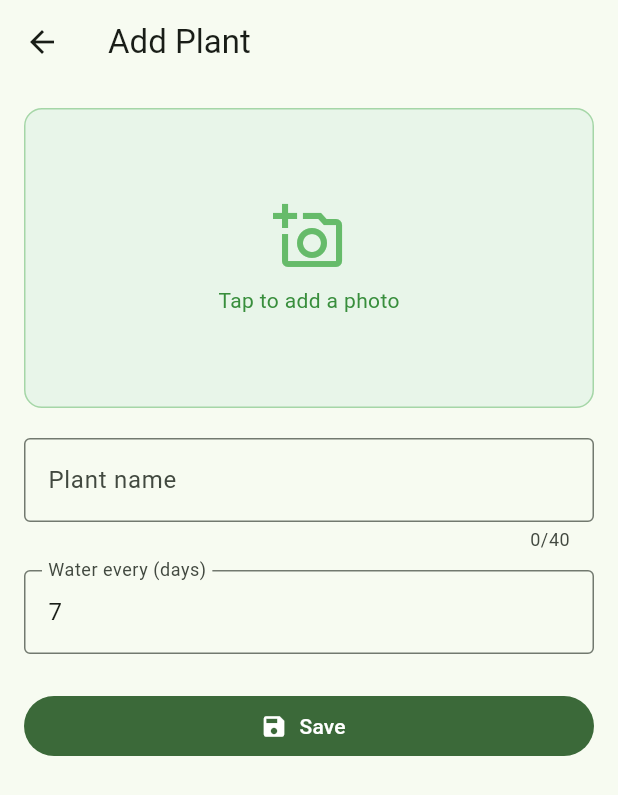
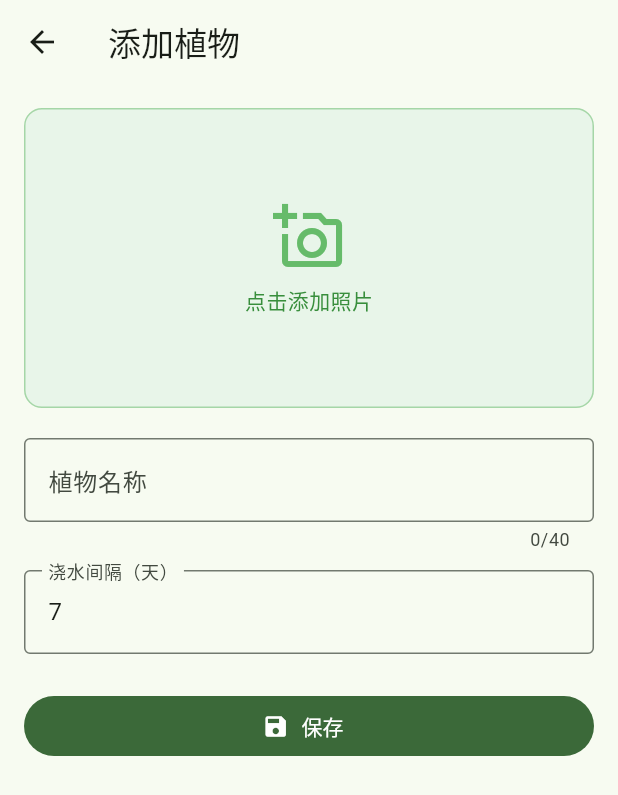
Before and after one commit to eric-zhao/flower-watering, a Flutter app: the screen it shows after launch, after a tap on the "add" icon, on a phone screen of 412 x 824 dp. Shown: the top 795 px of the screen. Run offline on Flutter 3.47's test engine with Material 3 defaults, Android fonts, the phone set to English and light mode, and no system bars; our stand-ins replace hive, hive_flutter, image_picker; accounts and stored records are empty.

Commit message:
Slice 3: water history, i18n (zh default + en), settings screen
Water history
- Plant.lastWatered replaced with history: List<WateringEntry>, where each
  entry is {date, by}. PlantAdapter bumped to typeId 2; the box self-resets
  if it can't read the old schema.
- markWatered now appends an entry and stamps the current user-name from
  settings.
- PlantDetailScreen gets a Water history ExpansionTile that shows the
  latest date as the subtitle and lists all past dates with attribution
  when expanded.

Settings + i18n
- SettingsService persists language ('zh' | 'en') and userName to a new
  Hive box. Registered as a global singleton so the S.* lookup methods
  don't need BuildContext.
- S class in lib/i18n/strings.dart holds zh + en string maps. All
  user-facing strings now route through it.
- SettingsScreen lets the user pick language (default Chinese) and enter
  their name (used as the 'by' for each watering record).
- MaterialApp wrapped in ListenableBuilder so the whole UI rebuilds the
  instant language changes.
- Demo plants seeded with Chinese names; intl date locales for zh_CN +
  en preloaded so the detail screen formats dates correctly.

Family sync (#3) deferred to slice 4 — needs design discussion first.

Co-Authored-By: Claude Opus 4.7 (1M context) <noreply@anthropic.com>

```diff
--- /dev/null
+++ b/lib/i18n/strings.dart
@@ -0,0 +1,100 @@
+import '../services/settings_service.dart';
+
+/// Lookup table keyed by language code. Each method returns the localized
+/// string based on the current setting. Add a new language by adding a new
+/// key to the inner maps.
+class S {
+  static String _t(Map<String, String> m) =>
+      m[SettingsService.instance.language] ?? m['en'] ?? '';
+
+  // App + screens
+  static String get appTitle =>
+      _t({'zh': '花草浇水', 'en': 'Flower Watering'});
+  static String get myPlants => _t({'zh': '我的植物', 'en': 'My Plants'});
+  static String get noPlantsYet =>
+      _t({'zh': '还没有植物', 'en': 'No plants yet'});
+  static String get tapPlusToAdd => _t({
+        'zh': '点击 + 添加第一株植物',
+        'en': 'Tap + to add your first plant',
+      });
+
+  // Add plant
+  static String get addPlant => _t({'zh': '添加植物', 'en': 'Add Plant'});
+  static String get tapToAddPhoto =>
+      _t({'zh': '点击添加照片', 'en': 'Tap to add a photo'});
+  static String get chooseFromGallery =>
+      _t({'zh': '从相册选择', 'en': 'Choose from gallery'});
+  static String get takeAPhoto =>
+      _t({'zh': '拍照', 'en': 'Take a photo'});
+  static String get removePhoto =>
+      _t({'zh': '移除照片', 'en': 'Remove photo'});
+  static String get plantName =>
+      _t({'zh': '植物名称', 'en': 'Plant name'});
+  static String get waterEveryDays =>
+      _t({'zh': '浇水间隔（天）', 'en': 'Water every (days)'});
+  static String get save => _t({'zh': '保存', 'en': 'Save'});
+  static String get required => _t({'zh': '必填', 'en': 'Required'});
+  static String get enterANumber =>
+      _t({'zh': '请输入数字', 'en': 'Enter a number'});
+  static String get between1And365 =>
+      _t({'zh': '1 到 365 之间', 'en': 'Between 1 and 365'});
+  static String pickerError(String e) =>
+      _t({'zh': '无法选择图片：$e', 'en': 'Could not pick image: $e'});
+
+  // Detail
+  static String everyNDays(int n) =>
+      _t({'zh': '每 $n 天浇一次', 'en': 'Every $n days'});
+  static String lastWateredOn(String date) =>
+      _t({'zh': '上次浇水：$date', 'en': 'Last watered: $date'});
+  static String daysUntilNext(int n) => _t({
+        'zh': '距离下次浇水还有 $n 天',
+        'en': '$n day${n == 1 ? '' : 's'} until next watering',
+      });
+  static String get dueToday => _t({'zh': '今天该浇水', 'en': 'Due today'});
+  static String overdueByDays(int n) => _t({
+        'zh': '已逾期 $n 天',
+        'en': 'Overdue by $n day${n == 1 ? '' : 's'}',
+      });
+  static String get wateredToday =>
+      _t({'zh': '今天已浇水', 'en': 'Watered today'});
+  static String get pickADate =>
+      _t({'zh': '选择其他日期', 'en': 'Pick a different date'});
+  static String get plantNotFound =>
+      _t({'zh': '找不到此植物', 'en': 'Plant not found'});
+  static String get waterHistory =>
+      _t({'zh': '浇水历史', 'en': 'Water history'});
+  static String get noHistoryYet =>
+      _t({'zh': '尚无浇水记录', 'en': 'No watering recorded yet'});
+  static String byName(String name) =>
+      _t({'zh': '由 $name 浇水', 'en': 'Watered by $name'});
+  static const String anonymous = '';
+  static String get unknownWaterer =>
+      _t({'zh': '匿名', 'en': 'Anonymous'});
+
+  // Card list
+  static String daysLeft(int n) => _t({
+        'zh': '剩余 $n 天',
+        'en': '$n day${n == 1 ? '' : 's'} left',
+      });
+
+  // Delete confirm
+  static String deletePlantTitle(String name) =>
+      _t({'zh': '删除 $name？', 'en': 'Delete $name?'});
+  static String get cannotBeUndone =>
+      _t({'zh': '此操作无法撤销。', 'en': 'This cannot be undone.'});
+  static String get cancel => _t({'zh': '取消', 'en': 'Cancel'});
+  static String get delete => _t({'zh': '删除', 'en': 'Delete'});
+  static String get deletePlant =>
+      _t({'zh': '删除植物', 'en': 'Delete plant'});
+
+  // Settings
+  static String get settings => _t({'zh': '设置', 'en': 'Settings'});
+  static String get language => _t({'zh': '语言', 'en': 'Language'});
+  static String get chinese => _t({'zh': '中文', 'en': 'Chinese'});
+  static String get english => _t({'zh': '英文', 'en': 'English'});
+  static String get yourName => _t({'zh': '您的名字', 'en': 'Your name'});
+  static String get yourNameHint => _t({
+        'zh': '用于记录每次浇水是谁',
+        'en': 'Used to record who watered each plant',
+      });
+}
--- a/lib/main.dart
+++ b/lib/main.dart
@@ -1,30 +1,43 @@
 import 'package:flutter/foundation.dart';
 import 'package:flutter/material.dart';
 import 'package:hive_flutter/hive_flutter.dart';
+import 'package:intl/date_symbol_data_local.dart';
 
+import 'i18n/strings.dart';
 import 'models/plant.dart';
 import 'screens/home_screen.dart';
 import 'services/plant_repository.dart';
+import 'services/settings_service.dart';
 
-const _boxName = 'plants';
+const _plantsBox = 'plants';
+const _settingsBox = 'settings';
 
 Future<void> main() async {
   WidgetsFlutterBinding.ensureInitialized();
   await Hive.initFlutter();
   Hive.registerAdapter(PlantAdapter());
-  final box = await _openOrReset();
-  if (kDebugMode && box.isEmpty) {
-    _seedDemoPlants(box);
+  await initializeDateFormatting('zh_CN');
+  await initializeDateFormatting('en');
+
+  final settingsBox = await Hive.openBox(_settingsBox);
+  final settings = SettingsService(settingsBox);
+  SettingsService.register(settings);
+
+  final plantsBox = await _openOrReset();
+  final repo = PlantRepository(plantsBox, settings);
+  if (kDebugMode && plantsBox.isEmpty) {
+    _seedDemoPlants(plantsBox);
   }
-  runApp(FlowerWateringApp(repository: PlantRepository(box)));
+
+  runApp(FlowerWateringApp(settings: settings, repository: repo));
 }
 
 Future<Box<Plant>> _openOrReset() async {
   try {
-    return await Hive.openBox<Plant>(_boxName);
+    return await Hive.openBox<Plant>(_plantsBox);
   } catch (_) {
-    await Hive.deleteBoxFromDisk(_boxName);
-    return await Hive.openBox<Plant>(_boxName);
+    await Hive.deleteBoxFromDisk(_plantsBox);
+    return await Hive.openBox<Plant>(_plantsBox);
   }
 }
 
@@ -34,24 +47,33 @@ void _seedDemoPlants(Box<Plant> box) {
   final demos = [
     Plant(
       id: 'demo-rosemary',
-      name: 'Rosemary',
+      name: '迷迭香',
       imageBytes: Uint8List(0),
       frequencyDays: 5,
-      lastWatered: midnight.subtract(const Duration(days: 7)),
+      history: [
+        WateringEntry(
+            date: midnight.subtract(const Duration(days: 7)), by: ''),
+      ],
     ),
     Plant(
       id: 'demo-money-tree',
-      name: 'Money Tree',
+      name: '发财树',
       imageBytes: Uint8List(0),
       frequencyDays: 10,
-      lastWatered: midnight.subtract(const Duration(days: 7)),
+      history: [
+        WateringEntry(
+            date: midnight.subtract(const Duration(days: 7)), by: ''),
+      ],
     ),
     Plant(
       id: 'demo-aloe',
-      name: 'Aloe Vera',
+      name: '芦荟',
       imageBytes: Uint8List(0),
       frequencyDays: 14,
-      lastWatered: midnight.subtract(const Duration(days: 2)),
+      history: [
+        WateringEntry(
+            date: midnight.subtract(const Duration(days: 2)), by: ''),
+      ],
     ),
   ];
   for (final p in demos) {
@@ -60,19 +82,27 @@ void _seedDemoPlants(Box<Plant> box) {
 }
 
 class FlowerWateringApp extends StatelessWidget {
-  const FlowerWateringApp({super.key, required this.repository});
+  const FlowerWateringApp({
+    super.key,
+    required this.settings,
+    required this.repository,
+  });
 
+  final SettingsService settings;
   final PlantRepository repository;
 
   @override
   Widget build(BuildContext context) {
-    return MaterialApp(
-      title: 'Flower Watering',
-      theme: ThemeData(
-        colorScheme: ColorScheme.fromSeed(seedColor: Colors.green),
-        useMaterial3: true,
+    return ListenableBuilder(
+      listenable: settings,
+      builder: (_, __) => MaterialApp(
+        title: S.appTitle,
+        theme: ThemeData(
+          colorScheme: ColorScheme.fromSeed(seedColor: Colors.green),
+          useMaterial3: true,
+        ),
+        home: HomeScreen(repository: repository, settings: settings),
       ),
-      home: HomeScreen(repository: repository),
     );
   }
 }
--- a/lib/models/plant.dart
+++ b/lib/models/plant.dart
@@ -1,6 +1,16 @@
 import 'dart:typed_data';
 
 import 'package:hive/hive.dart';
+
+class WateringEntry {
+  WateringEntry({required this.date, required this.by});
+
+  final DateTime date;
+  final String by; // empty when no user name was set
+
+  WateringEntry copyWith({DateTime? date, String? by}) =>
+      WateringEntry(date: date ?? this.date, by: by ?? this.by);
+}
 
 class Plant {
   Plant({
@@ -8,19 +18,23 @@ class Plant {
     required this.name,
     required this.imageBytes,
     required this.frequencyDays,
-    required this.lastWatered,
+    required this.history,
   });
 
   final String id;
   String name;
-
-  /// Empty when no photo has been picked.
   Uint8List imageBytes;
-
   int frequencyDays;
-  DateTime lastWatered;
+  List<WateringEntry> history;
 
   bool get hasImage => imageBytes.isNotEmpty;
+
+  /// Date of the most recent watering. Falls back to creation behavior:
+  /// a plant with empty history is treated as "watered just now" so its
+  /// timer starts fresh.
+  DateTime get lastWatered => history.isEmpty
+      ? DateTime.now()
+      : history.reduce((a, b) => a.date.isAfter(b.date) ? a : b).date;
 
   int daysSinceWatered(DateTime now) =>
       _midnight(now).difference(_midnight(lastWatered)).inDays;
@@ -32,21 +46,40 @@ class Plant {
 
   bool isOverdue(DateTime now) => remainingDays(now) <= 0;
 
+  /// History sorted newest first.
+  List<WateringEntry> sortedHistory() {
+    final list = [...history];
+    list.sort((a, b) => b.date.compareTo(a.date));
+    return list;
+  }
+
   static DateTime _midnight(DateTime d) => DateTime(d.year, d.month, d.day);
 }
 
 class PlantAdapter extends TypeAdapter<Plant> {
   @override
-  final int typeId = 1;
+  final int typeId = 2;
 
   @override
   Plant read(BinaryReader reader) {
+    final id = reader.readString();
+    final name = reader.readString();
+    final imageBytes = Uint8List.fromList(reader.readByteList());
+    final frequencyDays = reader.readInt();
+    final n = reader.readInt();
+    final history = <WateringEntry>[];
+    for (var i = 0; i < n; i++) {
+      final ts = reader.readInt();
+      final by = reader.readString();
+      history
+          .add(WateringEntry(date: DateTime.fromMillisecondsSinceEpoch(ts), by: by));
+    }
     return Plant(
-      id: reader.readString(),
-      name: reader.readString(),
-      imageBytes: Uint8List.fromList(reader.readByteList()),
-      frequencyDays: reader.readInt(),
-      lastWatered: DateTime.fromMillisecondsSinceEpoch(reader.readInt()),
+      id: id,
+      name: name,
+      imageBytes: imageBytes,
+      frequencyDays: frequencyDays,
+      history: history,
     );
   }
 
@@ -56,6 +89,10 @@ class PlantAdapter extends TypeAdapter<Plant> {
     writer.writeString(obj.name);
     writer.writeByteList(obj.imageBytes);
     writer.writeInt(obj.frequencyDays);
-    writer.writeInt(obj.lastWatered.millisecondsSinceEpoch);
+    writer.writeInt(obj.history.length);
+    for (final e in obj.history) {
+      writer.writeInt(e.date.millisecondsSinceEpoch);
+      writer.writeString(e.by);
+    }
   }
 }
--- a/lib/screens/add_plant_screen.dart
+++ b/lib/screens/add_plant_screen.dart
@@ -2,6 +2,7 @@ import 'package:flutter/material.dart';
 import 'package:flutter/services.dart';
 import 'package:image_picker/image_picker.dart';
 
+import '../i18n/strings.dart';
 import '../services/plant_repository.dart';
 
 class AddPlantScreen extends StatefulWidget {
@@ -46,7 +47,7 @@ class _AddPlantScreenState extends State<AddPlantScreen> {
     } catch (e) {
       if (!mounted) return;
       ScaffoldMessenger.of(context).showSnackBar(
-        SnackBar(content: Text('Could not pick image: $e')),
+        SnackBar(content: Text(S.pickerError(e.toString()))),
       );
     } finally {
       if (mounted) setState(() => _picking = false);
@@ -62,18 +63,18 @@ class _AddPlantScreenState extends State<AddPlantScreen> {
           children: [
             ListTile(
               leading: const Icon(Icons.photo_library),
-              title: const Text('Choose from gallery'),
+              title: Text(S.chooseFromGallery),
               onTap: () => _pickFrom(ImageSource.gallery),
             ),
             ListTile(
               leading: const Icon(Icons.photo_camera),
-              title: const Text('Take a photo'),
+              title: Text(S.takeAPhoto),
               onTap: () => _pickFrom(ImageSource.camera),
             ),
             if (_imageBytes.isNotEmpty)
               ListTile(
                 leading: const Icon(Icons.delete_outline),
-                title: const Text('Remove photo'),
+                title: Text(S.removePhoto),
                 onTap: () {
                   Navigator.of(ctx).pop();
                   setState(() => _imageBytes = Uint8List(0));
@@ -98,7 +99,7 @@ class _AddPlantScreenState extends State<AddPlantScreen> {
   @override
   Widget build(BuildContext context) {
     return Scaffold(
-      appBar: AppBar(title: const Text('Add Plant')),
+      appBar: AppBar(title: Text(S.addPlant)),
       body: SingleChildScrollView(
         padding: const EdgeInsets.all(16),
         child: Form(
@@ -116,12 +117,12 @@ class _AddPlantScreenState extends State<AddPlantScreen> {
                 controller: _nameCtrl,
                 maxLength: 40,
                 textCapitalization: TextCapitalization.words,
-                decoration: const InputDecoration(
-                  labelText: 'Plant name',
-                  border: OutlineInputBorder(),
+                decoration: InputDecoration(
+                  labelText: S.plantName,
+                  border: const OutlineInputBorder(),
                 ),
                 validator: (v) {
-                  if (v == null || v.trim().isEmpty) return 'Required';
+                  if (v == null || v.trim().isEmpty) return S.required;
                   return null;
                 },
               ),
@@ -130,14 +131,14 @@ class _AddPlantScreenState extends State<AddPlantScreen> {
                 controller: _freqCtrl,
                 keyboardType: TextInputType.number,
                 inputFormatters: [FilteringTextInputFormatter.digitsOnly],
-                decoration: const InputDecoration(
-                  labelText: 'Water every (days)',
-                  border: OutlineInputBorder(),
+                decoration: InputDecoration(
+                  labelText: S.waterEveryDays,
+                  border: const OutlineInputBorder(),
                 ),
                 validator: (v) {
                   final n = int.tryParse(v?.trim() ?? '');
-                  if (n == null) return 'Enter a number';
-                  if (n < 1 || n > 365) return 'Between 1 and 365';
+                  if (n == null) return S.enterANumber;
+                  if (n < 1 || n > 365) return S.between1And365;
                   return null;
                 },
               ),
@@ -145,7 +146,7 @@ class _AddPlantScreenState extends State<AddPlantScreen> {
               FilledButton.icon(
                 onPressed: _save,
                 icon: const Icon(Icons.save),
-                label: const Text('Save'),
+                label: Text(S.save),
               ),
             ],
           ),
@@ -186,13 +187,13 @@ class _PhotoPickerBox extends StatelessWidget {
                     fit: StackFit.expand,
                     children: [
                       Image.memory(bytes, fit: BoxFit.cover),
-                      Positioned(
+                      const Positioned(
                         right: 8,
                         bottom: 8,
                         child: Material(
                           color: Colors.black54,
-                          shape: const CircleBorder(),
-                          child: const Padding(
+                          shape: CircleBorder(),
+                          child: Padding(
                             padding: EdgeInsets.all(8),
                             child: Icon(Icons.edit,
                                 size: 18, color: Colors.white),
@@ -208,7 +209,7 @@ class _PhotoPickerBox extends StatelessWidget {
                           size: 48, color: Colors.green.shade400),
                       const SizedBox(height: 8),
                       Text(
-                        'Tap to add a photo',
+                        S.tapToAddPhoto,
                         style: TextStyle(color: Colors.green.shade700),
                       ),
                     ],
--- a/lib/screens/home_screen.dart
+++ b/lib/screens/home_screen.dart
@@ -1,15 +1,23 @@
 import 'package:flutter/material.dart';
 
+import '../i18n/strings.dart';
 import '../models/plant.dart';
 import '../services/plant_repository.dart';
+import '../services/settings_service.dart';
 import '../widgets/plant_card.dart';
 import 'add_plant_screen.dart';
 import 'plant_detail_screen.dart';
+import 'settings_screen.dart';
 
 class HomeScreen extends StatefulWidget {
-  const HomeScreen({super.key, required this.repository});
+  const HomeScreen({
+    super.key,
+    required this.repository,
+    required this.settings,
+  });
 
   final PlantRepository repository;
+  final SettingsService settings;
 
   @override
   State<HomeScreen> createState() => _HomeScreenState();
@@ -49,21 +57,29 @@ class _HomeScreenState extends State<HomeScreen> {
     );
   }
 
+  Future<void> _openSettings() async {
+    await Navigator.of(context).push(
+      MaterialPageRoute(
+        builder: (_) => SettingsScreen(settings: widget.settings),
+      ),
+    );
+  }
+
   Future<void> _confirmDelete(Plant plant) async {
     final confirmed = await showDialog<bool>(
       context: context,
       builder: (ctx) => AlertDialog(
-        title: Text('Delete ${plant.name}?'),
-        content: const Text('This cannot be undone.'),
+        title: Text(S.deletePlantTitle(plant.name)),
+        content: Text(S.cannotBeUndone),
         actions: [
           TextButton(
             onPressed: () => Navigator.pop(ctx, false),
-            child: const Text('Cancel'),
+            child: Text(S.cancel),
           ),
           FilledButton(
             style: FilledButton.styleFrom(backgroundColor: Colors.red),
             onPressed: () => Navigator.pop(ctx, true),
-            child: const Text('Delete'),
+            child: Text(S.delete),
           ),
         ],
       ),
@@ -78,7 +94,16 @@ class _HomeScreenState extends State<HomeScreen> {
     final plants = widget.repository.all();
 
     return Scaffold(
-      appBar: AppBar(title: const Text('My Plants')),
+      appBar: AppBar(
+        title: Text(S.myPlants),
+        actions: [
+          IconButton(
+            icon: const Icon(Icons.settings_outlined),
+            tooltip: S.settings,
+            onPressed: _openSettings,
+          ),
+        ],
+      ),
       body: plants.isEmpty
           ? const _EmptyState()
           : RefreshIndicator(
@@ -117,11 +142,11 @@ class _EmptyState extends StatelessWidget {
               size: 64, color: Colors.green.shade200),
           const SizedBox(height: 12),
           Text(
-            'No plants yet',
+            S.noPlantsYet,
             style: Theme.of(context).textTheme.titleLarge,
           ),
           const SizedBox(height: 6),
-          const Text('Tap + to add your first plant'),
+          Text(S.tapPlusToAdd),
         ],
       ),
     );
--- a/lib/services/plant_repository.dart
+++ b/lib/services/plant_repository.dart
@@ -3,11 +3,13 @@ import 'package:hive/hive.dart';
 import 'package:uuid/uuid.dart';
 
 import '../models/plant.dart';
+import 'settings_service.dart';
 
 class PlantRepository extends ChangeNotifier {
-  PlantRepository(this._box);
+  PlantRepository(this._box, this._settings);
 
   final Box<Plant> _box;
+  final SettingsService _settings;
   final _uuid = const Uuid();
 
   List<Plant> all() {
@@ -24,22 +26,27 @@ class PlantRepository extends ChangeNotifier {
     required Uint8List imageBytes,
     required int frequencyDays,
   }) {
+    final now = _midnight(DateTime.now());
     final plant = Plant(
       id: _uuid.v4(),
       name: name,
       imageBytes: imageBytes,
       frequencyDays: frequencyDays,
-      lastWatered: _midnight(DateTime.now()),
+      history: [WateringEntry(date: now, by: _settings.userName)],
     );
     _box.put(plant.id, plant);
     notifyListeners();
     return plant;
   }
 
+  /// Append a watering entry. Date is normalized to midnight. The current
+  /// user-name setting is attached.
   void markWatered(String id, DateTime date) {
     final plant = _box.get(id);
     if (plant == null) return;
-    plant.lastWatered = _midnight(date);
+    plant.history.add(
+      WateringEntry(date: _midnight(date), by: _settings.userName),
+    );
     _box.put(plant.id, plant);
     notifyListeners();
   }
--- /dev/null
+++ b/lib/services/settings_service.dart
@@ -0,0 +1,28 @@
+import 'package:flutter/foundation.dart';
+import 'package:hive/hive.dart';
+
+const _kLanguage = 'language';
+const _kUserName = 'userName';
+
+class SettingsService extends ChangeNotifier {
+  SettingsService(this._box);
+
+  static SettingsService? _instance;
+  static SettingsService get instance => _instance!;
+  static void register(SettingsService s) => _instance = s;
+
+  final Box _box;
+
+  String get language => _box.get(_kLanguage, defaultValue: 'zh') as String;
+  String get userName => _box.get(_kUserName, defaultValue: '') as String;
+
+  Future<void> setLanguage(String code) async {
+    await _box.put(_kLanguage, code);
+    notifyListeners();
+  }
+
+  Future<void> setUserName(String name) async {
+    await _box.put(_kUserName, name.trim());
+    notifyListeners();
+  }
+}
```
Also changed, not shown: lib/screens/plant_detail_screen.dart (+64 -14 lines), lib/screens/settings_screen.dart (added, +94 -0 lines), lib/widgets/plant_card.dart (+5 -4 lines).
